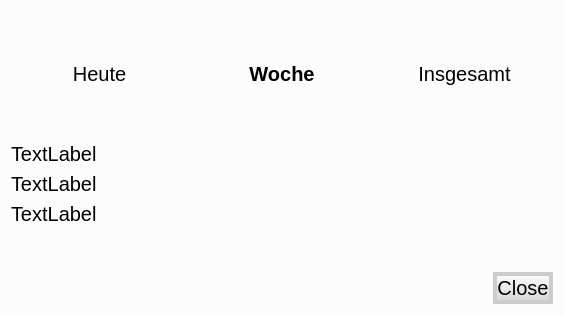
Old version of the form adminStats.ui in the repository fsiwi-hka/coffeesale.
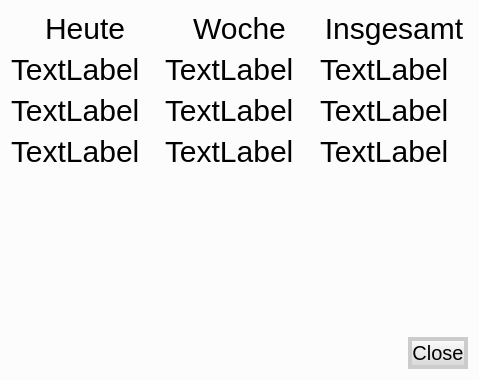
New version of the form.

Commit message: adds basic statistics window

Diff of the .ui file:
```diff
--- a/adminStats.ui
+++ b/adminStats.ui
@@ -6,8 +6,8 @@
    <rect>
     <x>0</x>
     <y>0</y>
-    <width>564</width>
-    <height>315</height>
+    <width>479</width>
+    <height>380</height>
    </rect>
   </property>
   <property name="windowTitle">
@@ -15,7 +15,7 @@
   </property>
   <property name="styleSheet">
    <string notr="true">QLabel, QCheckBox {
-    font-size: 20px;
+    font-size: 30px;
 }
 
 QDialog {
@@ -40,7 +40,10 @@
    <item>
     <layout class="QGridLayout" name="gridLayout">
      <item row="1" column="0">
-      <layout class="QFormLayout" name="formLayout">
+      <layout class="QFormLayout" name="todayLayout">
+       <property name="sizeConstraint">
+        <enum>QLayout::SetNoConstraint</enum>
+       </property>
        <item row="0" column="0">
         <widget class="QLabel" name="label">
          <property name="text">
@@ -66,6 +69,12 @@
      </item>
      <item row="0" column="0">
       <widget class="QLabel" name="label_6">
+       <property name="sizePolicy">
+        <sizepolicy hsizetype="Preferred" vsizetype="Fixed">
+         <horstretch>0</horstretch>
+         <verstretch>0</verstretch>
+        </sizepolicy>
+       </property>
        <property name="font">
         <font>
          <pointsize>-1</pointsize>
@@ -81,11 +90,15 @@
      </item>
      <item row="0" column="1">
       <widget class="QLabel" name="label_4">
+       <property name="sizePolicy">
+        <sizepolicy hsizetype="Preferred" vsizetype="Fixed">
+         <horstretch>0</horstretch>
+         <verstretch>0</verstretch>
+        </sizepolicy>
+       </property>
        <property name="font">
         <font>
          <pointsize>-1</pointsize>
-         <weight>75</weight>
-         <bold>true</bold>
         </font>
        </property>
        <property name="text">
@@ -98,6 +111,12 @@
      </item>
      <item row="0" column="2">
       <widget class="QLabel" name="label_5">
+       <property name="sizePolicy">
+        <sizepolicy hsizetype="Preferred" vsizetype="Fixed">
+         <horstretch>0</horstretch>
+         <verstretch>0</verstretch>
+        </sizepolicy>
+       </property>
        <property name="font">
         <font>
          <pointsize>-1</pointsize>
@@ -111,6 +130,68 @@
        </property>
       </widget>
      </item>
+     <item row="1" column="1">
+      <layout class="QFormLayout" name="weekLayout">
+       <property name="sizeConstraint">
+        <enum>QLayout::SetNoConstraint</enum>
+       </property>
+       <property name="fieldGrowthPolicy">
+        <enum>QFormLayout::AllNonFixedFieldsGrow</enum>
+       </property>
+       <item row="0" column="0">
+        <widget class="QLabel" name="label_7">
+         <property name="text">
+          <string>TextLabel</string>
+         </property>
+        </widget>
+       </item>
+       <item row="1" column="0">
+        <widget class="QLabel" name="label_8">
+         <property name="text">
+          <string>TextLabel</string>
+         </property>
+        </widget>
+       </item>
+       <item row="2" column="0">
+        <widget class="QLabel" name="label_9">
+         <property name="text">
+          <string>TextLabel</string>
+         </property>
+        </widget>
+       </item>
+      </layout>
+     </item>
+     <item row="1" column="2">
+      <layout class="QFormLayout" name="totalLayout">
+       <property name="sizeConstraint">
+        <enum>QLayout::SetNoConstraint</enum>
+       </property>
+       <property name="fieldGrowthPolicy">
+        <enum>QFormLayout::AllNonFixedFieldsGrow</enum>
+       </property>
+       <item row="0" column="0">
+        <widget class="QLabel" name="label_10">
+         <property name="text">
+          <string>TextLabel</string>
+         </property>
+        </widget>
+       </item>
+       <item row="1" column="0">
+        <widget class="QLabel" name="label_11">
+         <property name="text">
+          <string>TextLabel</string>
+         </property>
+        </widget>
+       </item>
+       <item row="2" column="0">
+        <widget class="QLabel" name="label_12">
+         <property name="text">
+          <string>TextLabel</string>
+         </property>
+        </widget>
+       </item>
+      </layout>
+     </item>
     </layout>
    </item>
    <item>
```
The commit also changes 5 other files.
